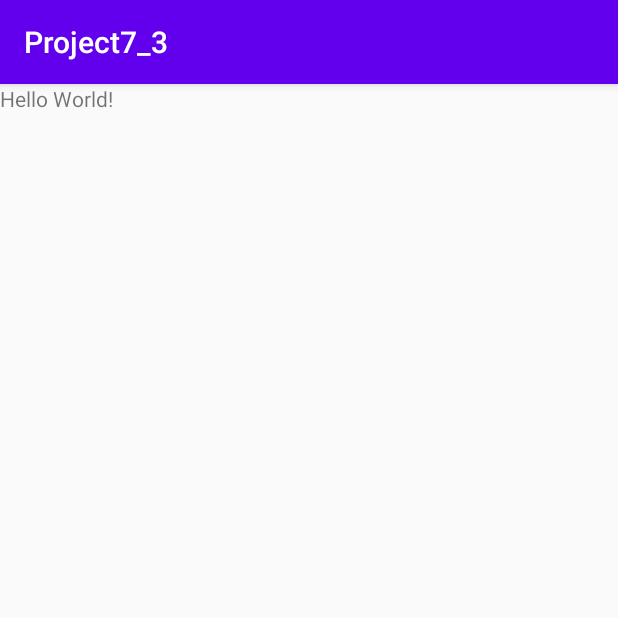
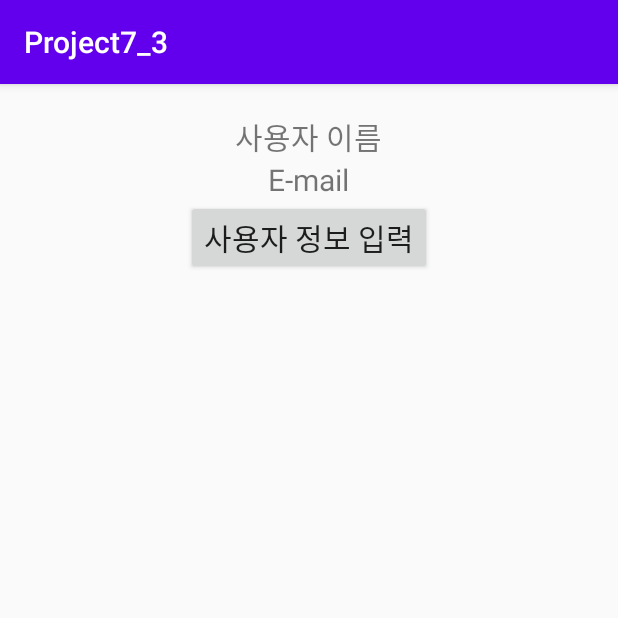
Before and after one commit to jiwoo227/Project7_3, an Android app: the screen it shows after launch (MainActivity), on a phone screen of 412 x 824 dp, the top half of it. Run offline under Robolectric (Android 15) with nearby library versions, the phone set to English and light mode, and no system bars.

Commit message:
edit activity_main.xml commit

```diff
--- a/app/src/main/res/layout/activity_main.xml
+++ b/app/src/main/res/layout/activity_main.xml
@@ -5,12 +5,29 @@
     android:layout_width="match_parent"
     android:layout_height="match_parent"
     android:orientation="vertical"
+    android:gravity="center_horizontal"
+    android:padding="20dp"
     tools:context=".MainActivity">
 
     <TextView
+        android:id="@+id/user_name"
         android:layout_width="wrap_content"
         android:layout_height="wrap_content"
-        android:text="Hello World!"
-         />
+        android:text="@string/user_name"
+        android:textSize="20sp"/>
+
+    <TextView
+        android:id="@+id/user_email"
+        android:layout_width="wrap_content"
+        android:layout_height="wrap_content"
+        android:text="@string/user_email"
+        android:textSize="20sp"/>
+
+    <Button
+        android:id="@+id/btn_input"
+        android:layout_width="wrap_content"
+        android:layout_height="wrap_content"
+        android:text="@string/user_input"
+        android:textSize="20sp"/>
 
 </LinearLayout>
--- a/app/src/main/res/values/strings.xml
+++ b/app/src/main/res/values/strings.xml
@@ -1,3 +1,6 @@
 <resources>
     <string name="app_name">Project7_3</string>
+    <string name="user_name">사용자 이름</string>
+    <string name="user_email">E-mail</string>
+    <string name="user_input">사용자 정보 입력</string>
 </resources>
```
